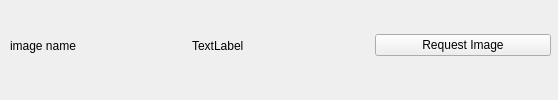
This is imagesamplewidget.ui in osamahammad21/Distributed as Qt 5 draws it before an edit. The edited form follows.
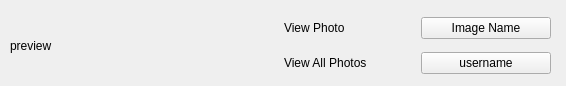
This is the edited form.

Commit message: logout, show previews working

What changed in the file:
```diff
--- a/imagesamplewidget.ui
+++ b/imagesamplewidget.ui
@@ -6,8 +6,8 @@
    <rect>
     <x>0</x>
     <y>0</y>
-    <width>558</width>
-    <height>100</height>
+    <width>566</width>
+    <height>86</height>
    </rect>
   </property>
   <property name="windowTitle">
@@ -23,26 +23,56 @@
     </rect>
    </property>
    <layout class="QHBoxLayout" name="horizontalLayout">
-    <item>
-     <widget class="QLabel" name="label_imageName">
-      <property name="text">
-       <string>image name</string>
-      </property>
-     </widget>
-    </item>
     <item>
      <widget class="QLabel" name="label_preview">
       <property name="text">
-       <string>TextLabel</string>
+       <string>preview</string>
       </property>
      </widget>
     </item>
     <item>
-     <widget class="QPushButton" name="pushButton_requestImage">
-      <property name="text">
-       <string>Request Image</string>
-      </property>
-     </widget>
+     <layout class="QVBoxLayout" name="verticalLayout_2">
+      <item>
+       <layout class="QHBoxLayout" name="horizontalLayout_4">
+        <item>
+         <layout class="QHBoxLayout" name="horizontalLayout_5">
+          <item>
+           <widget class="QLabel" name="label">
+            <property name="text">
+             <string>View Photo</string>
+            </property>
+           </widget>
+          </item>
+          <item>
+           <widget class="QPushButton" name="pushButton_imageName">
+            <property name="text">
+             <string>Image Name</string>
+            </property>
+           </widget>
+          </item>
+         </layout>
+        </item>
+       </layout>
+      </item>
+      <item>
+       <layout class="QHBoxLayout" name="horizontalLayout_7">
+        <item>
+         <widget class="QLabel" name="label_3">
+          <property name="text">
+           <string>View All Photos</string>
+          </property>
+         </widget>
+        </item>
+        <item>
+         <widget class="QPushButton" name="pushButton_username">
+          <property name="text">
+           <string>username</string>
+          </property>
+         </widget>
+        </item>
+       </layout>
+      </item>
+     </layout>
     </item>
    </layout>
   </widget>
```
The commit also changes 25 other files.
